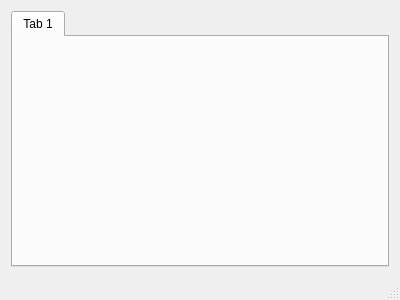
The window that src/mainwindow.ui (LeZheng/lisp-painter) describes before a commit, drawn with Qt 5.
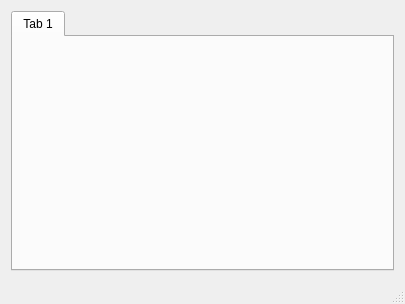
The same window after the commit.

```diff
--- a/src/mainwindow.ui
+++ b/src/mainwindow.ui
@@ -6,8 +6,8 @@
    <rect>
     <x>0</x>
     <y>0</y>
-    <width>400</width>
-    <height>300</height>
+    <width>405</width>
+    <height>304</height>
    </rect>
   </property>
   <property name="windowTitle">
```
Left out of the diff: 5 changed lines with no effect on the pictures.
